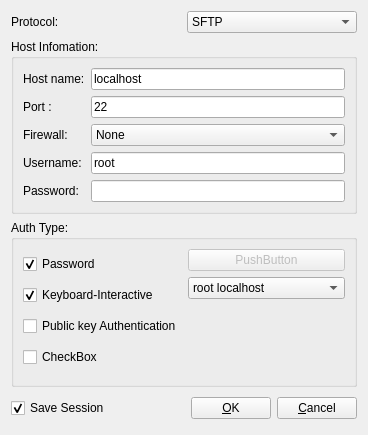
This is src/remotehostquickconnectfinfodailog.ui in kitech/nullfxp as Qt 5 draws it before an edit. The edited form follows.
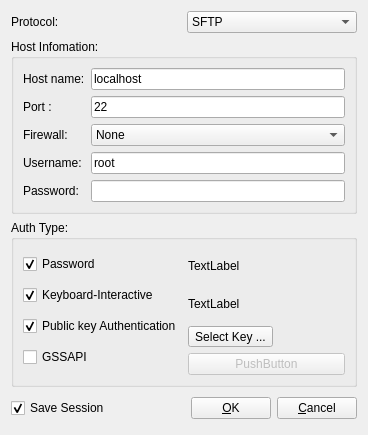
This is the edited form.

Commit message: pubkey relate

```diff
--- a/src/remotehostquickconnectfinfodailog.ui
+++ b/src/remotehostquickconnectfinfodailog.ui
@@ -159,6 +159,9 @@
         </item>
         <item>
          <widget class="QCheckBox" name="checkBox_3" >
+          <property name="enabled" >
+           <bool>true</bool>
+          </property>
           <property name="toolTip" >
            <string>&lt;html>&lt;head>&lt;meta name="qrichtext" content="1" />&lt;style type="text/css">
 p, li { white-space: pre-wrap; }
@@ -168,12 +171,15 @@
           <property name="text" >
            <string>Public key Authentication</string>
           </property>
+          <property name="checked" >
+           <bool>true</bool>
+          </property>
          </widget>
         </item>
         <item>
          <widget class="QCheckBox" name="checkBox_4" >
           <property name="text" >
-           <string>CheckBox</string>
+           <string>GSSAPI</string>
           </property>
          </widget>
         </item>
@@ -181,6 +187,27 @@
       </item>
       <item>
        <layout class="QVBoxLayout" >
+        <item>
+         <widget class="QLabel" name="label_7" >
+          <property name="text" >
+           <string>TextLabel</string>
+          </property>
+         </widget>
+        </item>
+        <item>
+         <widget class="QLabel" name="label_8" >
+          <property name="text" >
+           <string>TextLabel</string>
+          </property>
+         </widget>
+        </item>
+        <item>
+         <widget class="QToolButton" name="toolButton" >
+          <property name="text" >
+           <string>Select Key ...</string>
+          </property>
+         </widget>
+        </item>
         <item>
          <widget class="QPushButton" name="pushButton" >
           <property name="enabled" >
@@ -191,54 +218,6 @@
           </property>
          </widget>
         </item>
-        <item>
-         <widget class="QComboBox" name="comboBox_3" >
-          <property name="toolTip" >
-           <string>&lt;html>&lt;head>&lt;meta name="qrichtext" content="1" />&lt;style type="text/css">
-p, li { white-space: pre-wrap; }
-&lt;/style>&lt;/head>&lt;body style=" font-family:'Sans Serif'; font-size:9pt; font-weight:400; font-style:normal;">
-&lt;p style=" margin-top:0px; margin-bottom:0px; margin-left:0px; margin-right:0px; -qt-block-indent:0; text-indent:0px;">test widget , delete before release&lt;/p>&lt;/body>&lt;/html></string>
-          </property>
-          <item>
-           <property name="text" >
-            <string>root localhost</string>
-           </property>
-          </item>
-          <item>
-           <property name="text" >
-            <string>sourceforge</string>
-           </property>
-          </item>
-          <item>
-           <property name="text" >
-            <string>jmmmmmm</string>
-           </property>
-          </item>
-          <item>
-           <property name="text" >
-            <string>gzl localhost</string>
-           </property>
-          </item>
-          <item>
-           <property name="text" >
-            <string>192.168.1.6</string>
-           </property>
-          </item>
-         </widget>
-        </item>
-        <item>
-         <spacer>
-          <property name="orientation" >
-           <enum>Qt::Vertical</enum>
-          </property>
-          <property name="sizeHint" stdset="0" >
-           <size>
-            <width>20</width>
-            <height>40</height>
-           </size>
-          </property>
-         </spacer>
-        </item>
        </layout>
       </item>
      </layout>
```
Left out of the diff: 2 changed lines with no effect on the pictures. The commit also changes 2 other files.
